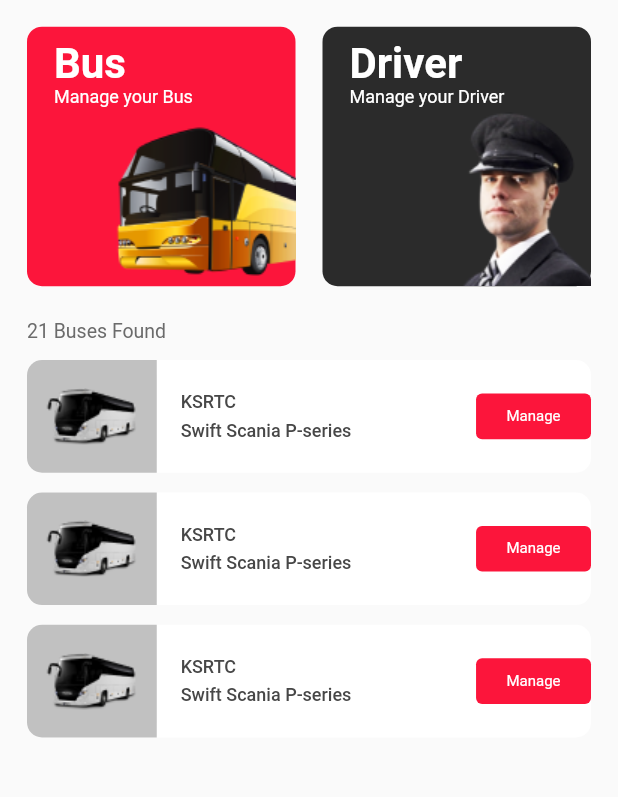
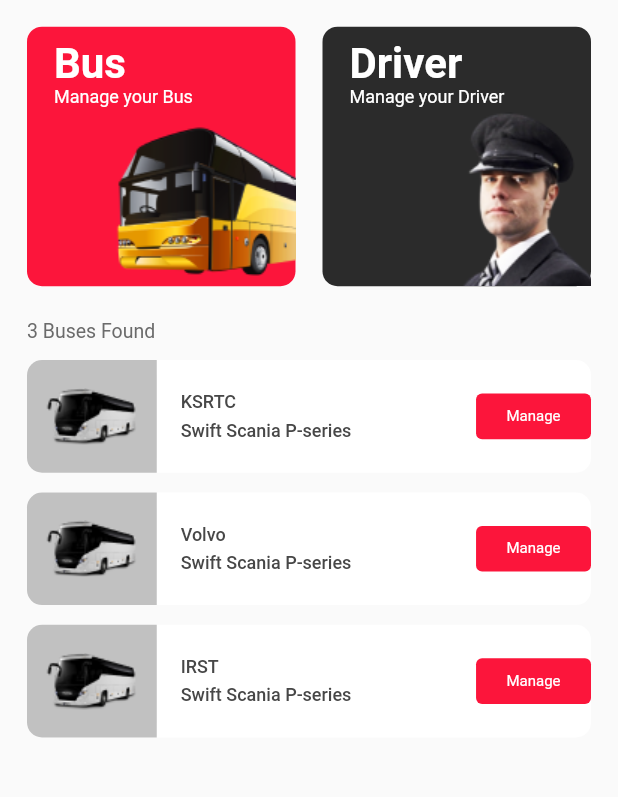
Before and after one commit to Musthafa-Ap/bus-project, a Flutter app: the MasterScreen screen opened directly, on a phone screen of 412 x 824 dp, the part 161-958 px from its top. Run offline on Flutter 3.47's test engine with Material 2 defaults, Android fonts, the phone set to English and light mode, and no system bars; our stand-ins replace shared_preferences; accounts and stored records are empty.

Commit message:
bus listing are completed

```diff
--- a/lib/provider/login_provider.dart
+++ b/lib/provider/login_provider.dart
@@ -35,7 +35,7 @@ class LoginProvider with ChangeNotifier {
           backgroundColor: Colors.green,
         ));
         Navigator.of(context).pushAndRemoveUntil(
-          MaterialPageRoute(builder: (context) => const MasterScreen()),
+          MaterialPageRoute(builder: (context) => MasterScreen()),
           (route) => false,
         );
       } else {
--- a/lib/view/master_screen/driver_section/driver_listing_page.dart
+++ b/lib/view/master_screen/driver_section/driver_listing_page.dart
@@ -20,7 +20,7 @@ class DriverListingPage extends StatelessWidget {
             const Padding(
               padding: EdgeInsets.only(left: 18, right: 18, top: 18),
               child: Text(
-                "21 Buses Found",
+                "21 Drivers Found",
                 style: TextStyle(fontSize: 13, color: Color(0xff6B6B6B)),
               ),
             ),
@@ -36,8 +36,9 @@ class DriverListingPage extends StatelessWidget {
               physics: const BouncingScrollPhysics(),
               shrinkWrap: true,
               itemBuilder: (context, index) {
-                return const CommonCard(
+                return CommonCard(
                   cardType: 'driver',
+                  title: "Demo",
                 );
               },
             )),
--- a/lib/view/master_screen/master_screen.dart
+++ b/lib/view/master_screen/master_screen.dart
@@ -4,8 +4,12 @@ import 'package:bus_project/view/master_screen/widgets/top_section.dart';
 import 'package:flutter/material.dart';
 
 class MasterScreen extends StatelessWidget {
-  const MasterScreen({super.key});
-
+  MasterScreen({super.key});
+  final List<Map<String, dynamic>> busList = [
+    {"id": 1, "name": "KSRTC", "seat_count": 20, "type": "2*2"},
+    {"id": 2, "name": "Volvo", "seat_count": 15, "type": "1*3"},
+    {"id": 3, "name": "IRST", "seat_count": 25, "type": "2*2"}
+  ];
   @override
   Widget build(BuildContext context) {
     final size = MediaQuery.of(context).size;
@@ -20,16 +24,17 @@ class MasterScreen extends StatelessWidget {
               children: [
                 const TopRowSection(),
                 SizedBox(height: size.height * 0.027),
-                const Text(
-                  "21 Buses Found",
-                  style: TextStyle(fontSize: 13, color: Color(0xff6B6B6B)),
+                Text(
+                  "${busList.length} Buses Found",
+                  style:
+                      const TextStyle(fontSize: 13, color: Color(0xff6B6B6B)),
                 ),
               ],
             ),
           ),
           Expanded(
             child: ListView.separated(
-              itemCount: 3,
+              itemCount: busList.length,
               separatorBuilder: (context, index) {
                 return SizedBox(
                   height: size.height * .016,
@@ -39,8 +44,10 @@ class MasterScreen extends StatelessWidget {
               physics: const BouncingScrollPhysics(),
               shrinkWrap: true,
               itemBuilder: (context, index) {
+                final data = busList[index];
                 return CommonCard(
                   cardType: "bus",
+                  title: data['name'],
                 );
               },
             ),
--- a/lib/view/master_screen/widgets/bus_card.dart
+++ b/lib/view/master_screen/widgets/bus_card.dart
@@ -1,8 +1,9 @@
 import 'package:flutter/material.dart';
 
 class CommonCard extends StatelessWidget {
+  final String title;
   final String cardType;
-  const CommonCard({super.key, required this.cardType});
+  CommonCard({super.key, required this.cardType, required this.title});
 
   @override
   Widget build(BuildContext context) {
@@ -42,18 +43,18 @@ class CommonCard extends StatelessWidget {
               child: Column(
                 crossAxisAlignment: CrossAxisAlignment.start,
                 mainAxisAlignment: MainAxisAlignment.center,
-                children: const [
+                children: [
                   Text(
-                    "KSRTC",
-                    style: TextStyle(
+                    title,
+                    style: const TextStyle(
                         fontWeight: FontWeight.w500,
                         fontSize: 12,
                         color: Color(0xff474747)),
                   ),
-                  SizedBox(
+                  const SizedBox(
                     height: 5,
                   ),
-                  Text(
+                  const Text(
                     "Swift Scania P-series",
                     style: TextStyle(
                         fontWeight: FontWeight.w500,
@@ -73,7 +74,7 @@ class CommonCard extends StatelessWidget {
               child: Center(
                 child: Text(
                   buttonTitle,
-                  style: TextStyle(
+                  style: const TextStyle(
                       fontSize: 10,
                       fontWeight: FontWeight.w400,
                       color: Colors.white),
--- a/lib/view/splash_screen.dart
+++ b/lib/view/splash_screen.dart
@@ -32,7 +32,7 @@ Future<void> gotoNextPage(context) async {
   await Future.delayed(const Duration(seconds: 2));
   isLoggedIn
       ? Navigator.of(context).pushReplacement(
-          MaterialPageRoute(builder: (context) => const MasterScreen()))
+          MaterialPageRoute(builder: (context) => MasterScreen()))
       : Navigator.of(context).pushReplacement(
           MaterialPageRoute(builder: (context) => const HomePage()));
 }
```
